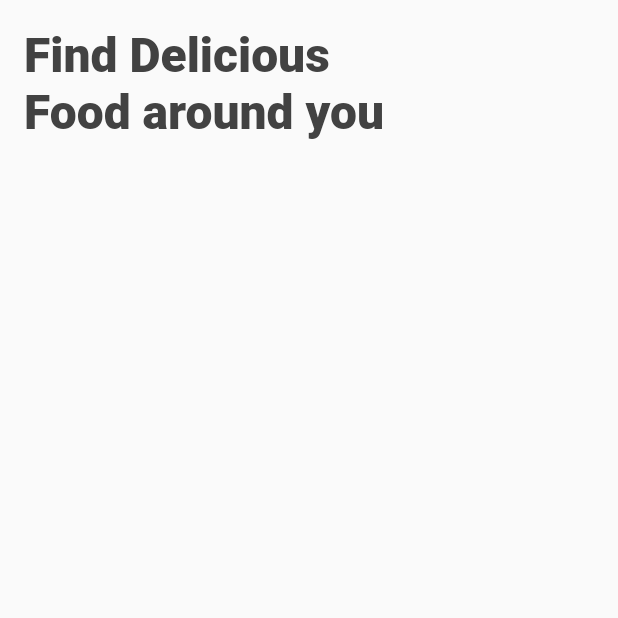
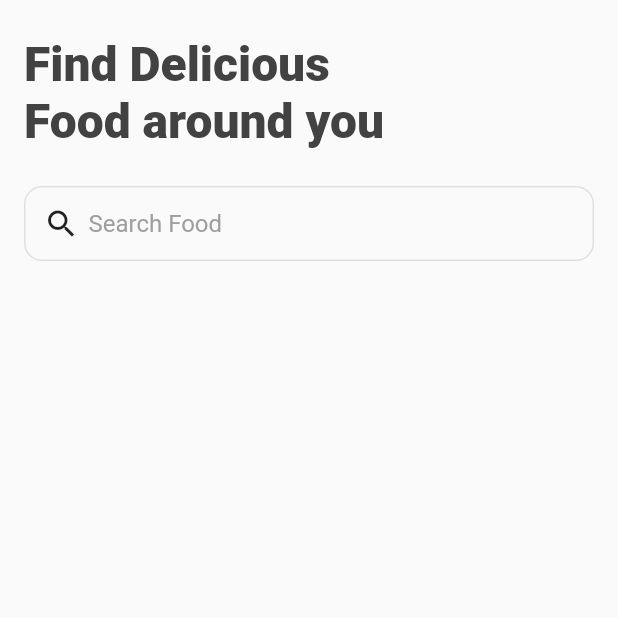
Before and after one commit to lunaticSKE12/flutter-delivery-ui, a Flutter app: the screen it shows after launch, on a phone screen of 412 x 824 dp, the top half of it. Run offline on Flutter 3.47's test engine with Material 2 defaults, Android fonts, the phone set to English and light mode, and no system bars.

Commit message:
Search box

```diff
--- a/lib/main.dart
+++ b/lib/main.dart
@@ -23,7 +23,7 @@ class Home extends StatelessWidget {
         child: ListView(
           children: [
             Container(
-              margin: EdgeInsets.symmetric(vertical: 18),
+              margin: EdgeInsets.symmetric(vertical: 24),
               child: Text(
                 'Find Delicious \nFood around you',
                 style: TextStyle(
@@ -31,7 +31,25 @@ class Home extends StatelessWidget {
                     fontSize: 32,
                     color: Colors.grey.shade800),
               ),
-            )
+            ),
+            Container(
+              padding: EdgeInsets.all(12),
+              decoration: BoxDecoration(
+                  border: Border.all(width: 1, color: Colors.grey.shade300),
+                  borderRadius: BorderRadius.circular(12)),
+              child: Row(
+                children: [
+                  Icon(Icons.search),
+                  SizedBox(
+                    width: 6,
+                  ),
+                  Text(
+                    'Search Food',
+                    style: TextStyle(fontSize: 16, color: Colors.grey),
+                  )
+                ],
+              ),
+            ),
           ],
         ),
       ),
```
